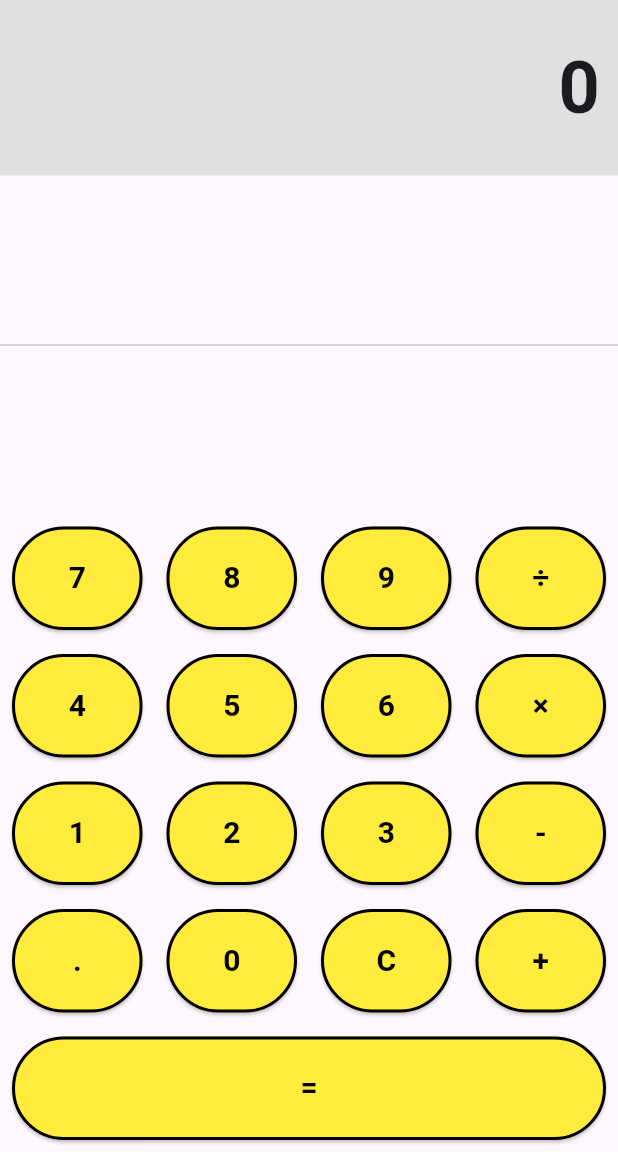
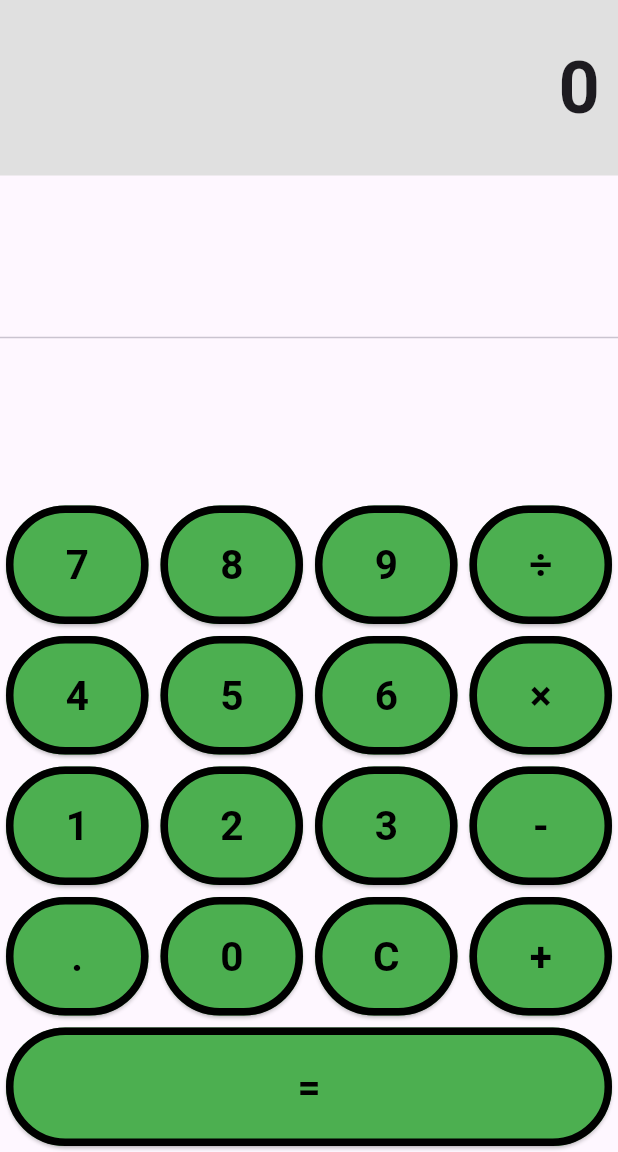
Before and after one commit to mdnasim69/calculator, a Flutter app: the screen it shows after launch, on a phone screen of 412 x 824 dp, the part 84-1236 px from its top. Run offline on Flutter 3.47's test engine with Material 3 defaults, Android fonts, the phone set to English and light mode, and no system bars.

Commit message:
1st chenge

```diff
--- a/lib/main.dart
+++ b/lib/main.dart
@@ -15,6 +15,16 @@ class CalculatorApp extends StatelessWidget {
     );
   }
 }
+
+class Home extends StatelessWidget {
+  const Home({super.key});
+
+  @override
+  Widget build(BuildContext context) {
+    return const Placeholder();
+  }
+}
+
 
 class CalculatorScreen extends StatefulWidget {
   @override
@@ -78,18 +88,18 @@ class _CalculatorScreenState extends State<CalculatorScreen> {
   Widget buildButton(String buttonText) {
     return Expanded(
       child: Padding(
-        padding: const EdgeInsets.all(8.0),
+        padding: const EdgeInsets.all(4),
         child: ElevatedButton(
           onPressed: () => buttonPressed(buttonText),
           style: ElevatedButton.styleFrom(
               padding: EdgeInsets.all(20),
-              backgroundColor: Colors.yellow,
-              side: BorderSide(color: Colors.black, width: 2),
+              backgroundColor: Colors.green,
+              side: BorderSide(color: Colors.black, width: 5),
               foregroundColor: Colors.black),
           child: Text(
             buttonText,
             style: TextStyle(
-                fontSize: 20,
+                fontSize: 27,
                 fontWeight: FontWeight.bold),
           ),
         ),
```
